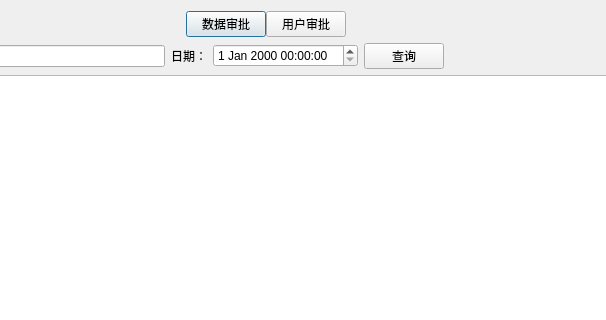
Qt form digitalIntegration/ApprovalProgressDialog.ui (jiaqingguo/DI) before a commit; both pictures show x 179 to 785 and y 0 to 320 of the 889 by 525 pixel window.
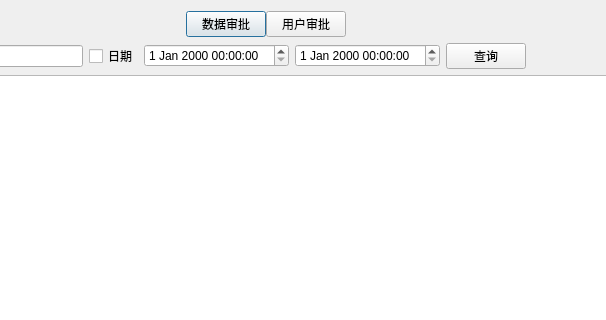
The same form after that commit. Custom widgets are drawn as their Qt base class.

Diff of the .ui file:
```diff
--- a/digitalIntegration/ApprovalProgressDialog.ui
+++ b/digitalIntegration/ApprovalProgressDialog.ui
@@ -231,14 +231,23 @@
           </widget>
          </item>
          <item>
-          <widget class="QLabel" name="label_2">
+          <widget class="QCheckBox" name="checkBox_2">
            <property name="text">
-            <string>日期：</string>
+            <string>日期</string>
+           </property>
+           <property name="checked">
+            <bool>false</bool>
+           </property>
+           <property name="tristate">
+            <bool>false</bool>
            </property>
           </widget>
          </item>
          <item>
-          <widget class="QDateTimeEdit" name="dateTimeEdit_2"/>
+          <widget class="QDateTimeEdit" name="dateTimeEdit3_start"/>
+         </item>
+         <item>
+          <widget class="QDateTimeEdit" name="dateTimeEdit4_end"/>
          </item>
          <item>
           <widget class="QPushButton" name="btnUserQuery">
```
Left out of the diff: 9 changed lines with no effect on the pictures.
